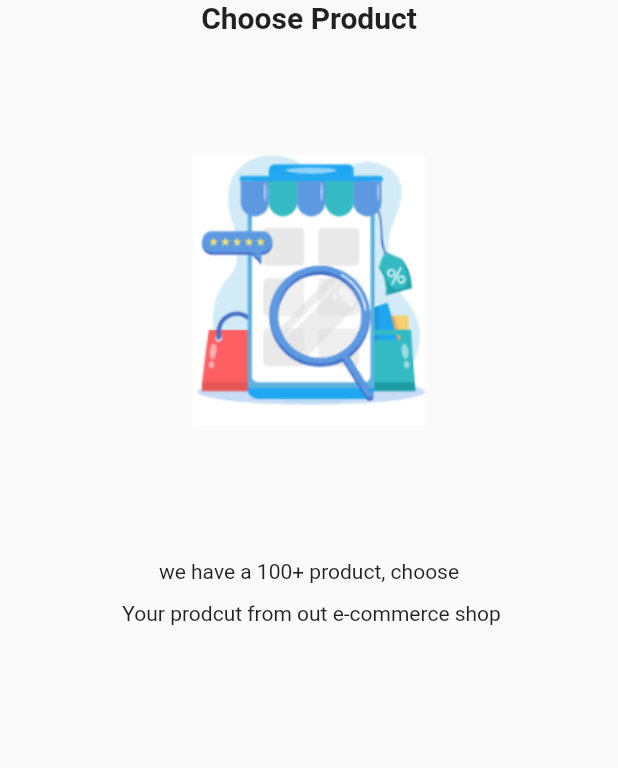
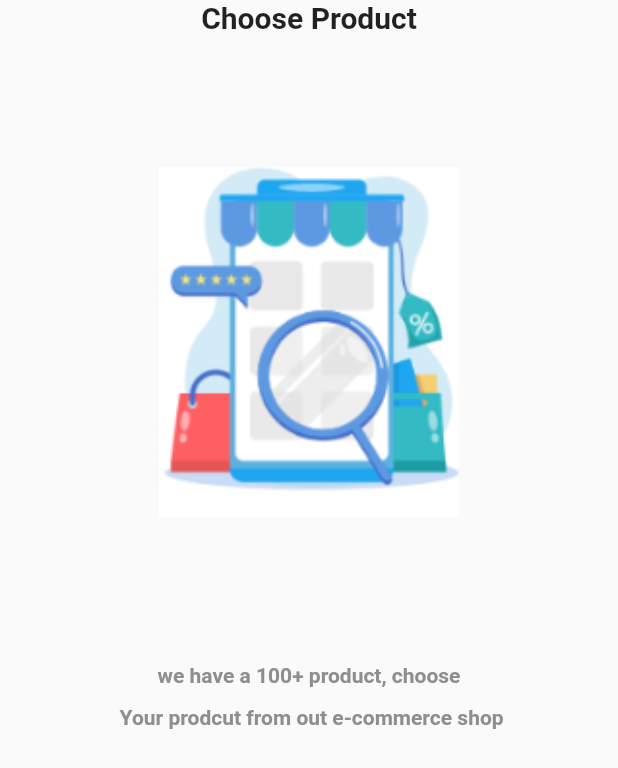
Before and after one commit to ahhmedsafwat/store, a Flutter app: the screen it shows after launch, on a phone screen of 412 x 824 dp. Shown: the top 768 px of the screen. Run offline on Flutter 3.47's test engine with Material 2 defaults, Android fonts, the phone set to English and light mode, and no system bars; our stand-ins replace get.

Commit message:
create the colors file

```diff
--- a/lib/core/constant/color.dart
+++ b/lib/core/constant/color.dart
@@ -1,5 +1,5 @@
 import 'package:flutter/material.dart';
 
 class Appcolor {
-  static const Color grey = Colors.grey;
+  static const Color grey = Color(0xff8e8e8e);
 }
--- a/lib/view/screen/onboarding.dart
+++ b/lib/view/screen/onboarding.dart
@@ -1,4 +1,5 @@
 import 'package:flutter/material.dart';
+import 'package:sotre/core/constant/color.dart';
 import 'package:sotre/data/datasource/static/static.dart';
 
 class OnBoarding extends StatelessWidget {
@@ -20,7 +21,12 @@ class OnBoarding extends StatelessWidget {
                       fontWeight: FontWeight.bold, fontSize: 20),
                 ),
                 const SizedBox(height: 80),
-                Image(image: AssetImage(onBoardingList[index].img!)),
+                Image(
+                  width: 200,
+                  height: 250,
+                  fit: BoxFit.contain,
+                  image: AssetImage(onBoardingList[index].img!),
+                ),
                 const SizedBox(height: 80),
                 Container(
                   padding: const EdgeInsets.symmetric(horizontal: 45),
@@ -29,7 +35,10 @@ class OnBoarding extends StatelessWidget {
                   child: Text(
                     onBoardingList[index].body!,
                     textAlign: TextAlign.center,
-                    style: TextStyle(height: 2),
+                    style: const TextStyle(
+                        height: 2,
+                        color: Appcolor.grey,
+                        fontWeight: FontWeight.bold),
                   ),
                 ),
               ],
```
